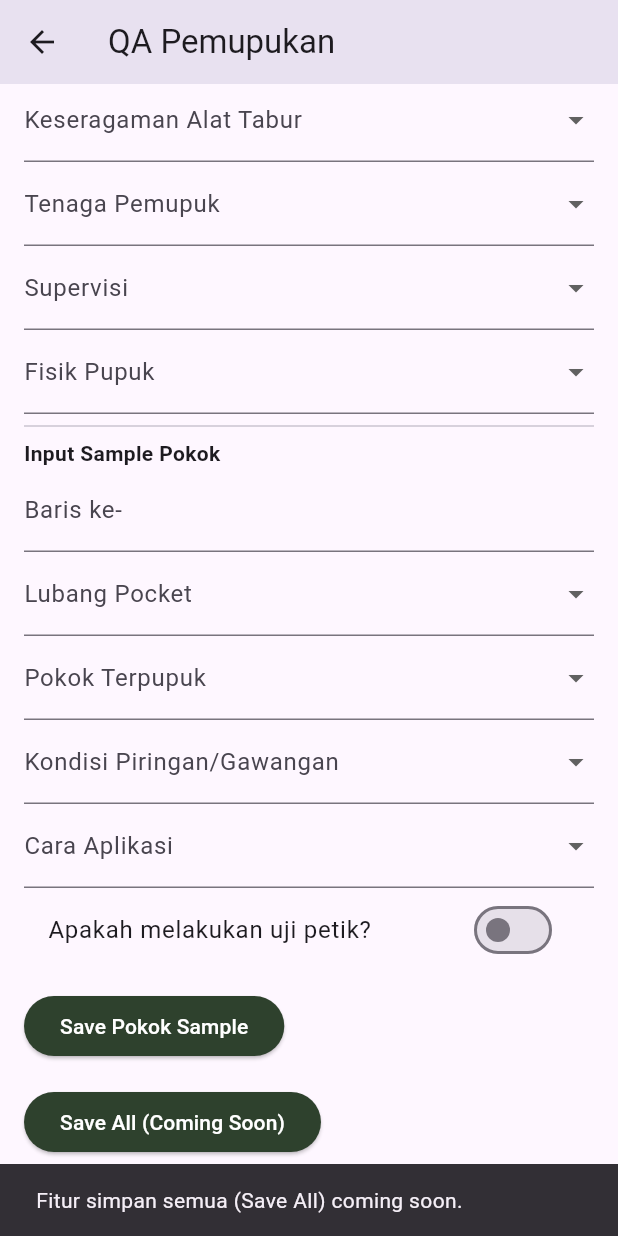
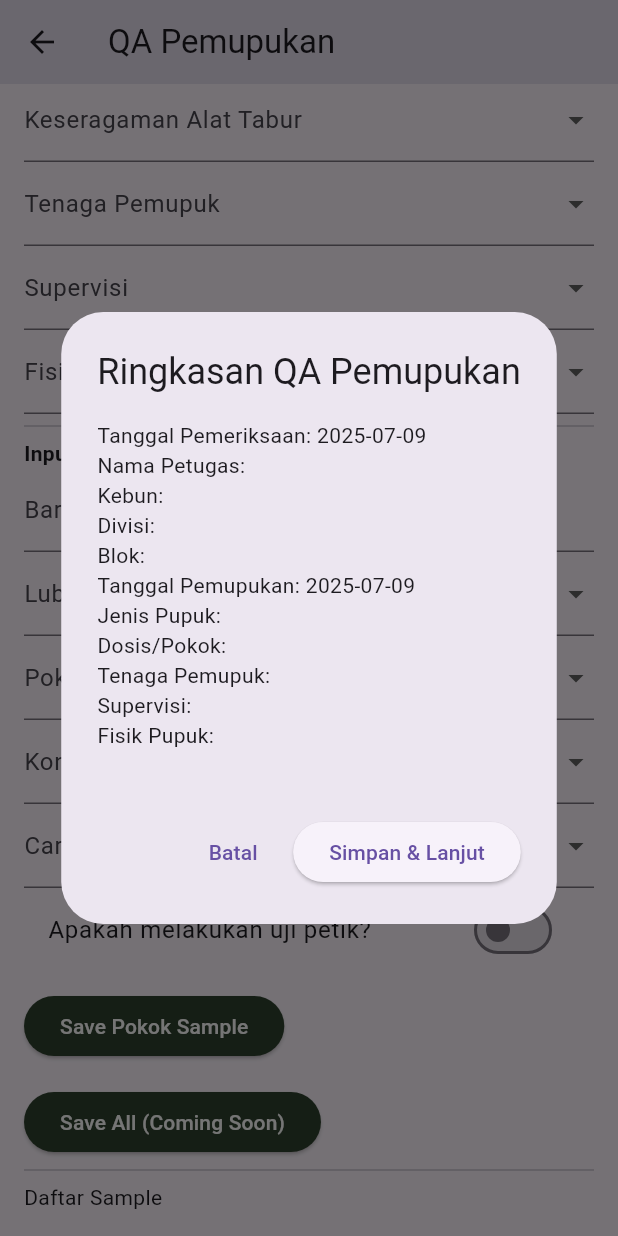
Before and after one commit to mutiaasabrina/QA-Mobile-AGRS, a Flutter app: the QAPemupukanPage screen opened directly, scrolled down 564 dp, after a tap on "Save All (Coming Soon)", on a phone screen of 412 x 824 dp. Run offline on Flutter 3.47's test engine with Material 3 defaults, Android fonts, the phone set to English and light mode, and no system bars; our stand-ins replace sqflite; missing offline and left inert: gsheets; accounts and stored records are empty; project files that could hold a hidden picture were left out.

Commit message:
Button Save All

```diff
--- a/lib/pages/qa_pemupukan_page.dart
+++ b/lib/pages/qa_pemupukan_page.dart
@@ -3,6 +3,7 @@ import 'package:intl/intl.dart';
 import 'package:qa_agronomy/database/qa_database.dart';
 import '../utils/constants.dart';
 import 'menu_page.dart';
+import 'qa_pemupukan_summary.dart';
 
 class QAPemupukanPage extends StatefulWidget {
   const QAPemupukanPage({super.key});
@@ -168,11 +169,81 @@ class _QAPemupukanPageState extends State<QAPemupukanPage> {
 }
 
   void _saveAll() {
-    // Coming Soon: Simpan ke database + pindah ke tracker
-    ScaffoldMessenger.of(context).showSnackBar(
-      const SnackBar(content: Text("Fitur simpan semua (Save All) coming soon.")),
+  // Kelompokkan sample per tenaga tabur
+  final Map<String, List<Map<String, dynamic>>> perTenaga = {};
+  for (final sample in _samples) {
+    final key = sample['tenagaTabur'];
+    perTenaga.putIfAbsent(key, () => []).add(sample);
+  }
+
+  final List<TenagaTaburSummary> tenagaList = perTenaga.entries.map((entry) {
+    final nama = entry.key;
+    final list = entry.value;
+    int countSample = list.length;
+
+    Map<String, int> countBy(String field) {
+      final Map<String, int> count = {};
+      for (final s in list) {
+        final val = s[field] ?? '-';
+        count[val] = (count[val] ?? 0) + 1;
+      }
+      return count;
+    }
+
+    final alatTabur = _alatTaburData.entries.firstWhere((e) => e.key.startsWith(nama)).value;
+
+    return TenagaTaburSummary(
+      nama: nama,
+      jumlahSample: countSample,
+      jumlahAlatTabur: alatTabur['jumlah'],
+      apd: alatTabur['apd'],
+      keseragaman: alatTabur['keseragaman'],
+      pocket: countBy('lubangPocket'),
+      pokokTerpupuk: countBy('pokokTerpupuk'),
+      piringan: countBy('kondisiPiringan'),
+      caraAplikasi: countBy('caraAplikasi'),
+      dosis: countBy('dosisAlatTabur'),
     );
-  }
+  }).toList();
+
+  final summary = QAPemupukanSummary(
+    tanggalPeriksa: _tanggalPeriksa,
+    namaPetugas: _namaPetugasController.text,
+    kebun: selectedKebun ?? '',
+    divisi: selectedDivisi ?? '',
+    blok: selectedBlok ?? '',
+    tanggalPemupukan: _tanggalPemupukan,
+    jenisPupuk: selectedJenisPupuk ?? '',
+    dosis: _dosisController.text,
+    tenagaPemupuk: selectedTenagaPemupuk ?? '',
+    supervisi: selectedSupervisi ?? '',
+    fisikPupuk: selectedFisikPupuk ?? '',
+    tenagaTaburList: tenagaList,
+  );
+
+  final ringkasan = generateRingkasanText(summary);
+
+  showDialog(
+    context: context,
+    builder: (_) => AlertDialog(
+      title: const Text("Ringkasan QA Pemupukan"),
+      content: SingleChildScrollView(child: Text(ringkasan)),
+      actions: [
+        TextButton(
+          onPressed: () => Navigator.pop(context),
+          child: const Text("Batal"),
+        ),
+        ElevatedButton(
+          onPressed: () {
+            Navigator.pop(context);
+            // TODO: Simpan ke DB lokal + pindah ke tracker
+          },
+          child: const Text("Simpan & Lanjut"),
+        ),
+      ],
+),
+);
+}
 
   void _updateDosisSamples(){
     final int jumlah = int.tryParse(_jumlahSampleUjiPetikController.text)??0;
--- /dev/null
+++ b/lib/pages/qa_pemupukan_summary.dart
@@ -0,0 +1,96 @@
+// ignore_for_file: prefer_const_constructors
+
+class TenagaTaburSummary {
+  final String nama;
+  final int jumlahSample;
+  final String jumlahAlatTabur;
+  final String apd;
+  final String keseragaman;
+  final Map<String, int> pocket;
+  final Map<String, int> pokokTerpupuk;
+  final Map<String, int> piringan;
+  final Map<String, int> caraAplikasi;
+  final Map<String, int> dosis;
+
+  TenagaTaburSummary({
+    required this.nama,
+    required this.jumlahSample,
+    required this.jumlahAlatTabur,
+    required this.apd,
+    required this.keseragaman,
+    required this.pocket,
+    required this.pokokTerpupuk,
+    required this.piringan,
+    required this.caraAplikasi,
+    required this.dosis,
+  });
+}
+
+class QAPemupukanSummary {
+  final String tanggalPeriksa;
+  final String namaPetugas;
+  final String kebun;
+  final String divisi;
+  final String blok;
+  final String tanggalPemupukan;
+  final String jenisPupuk;
+  final String dosis;
+  final String tenagaPemupuk;
+  final String supervisi;
+  final String fisikPupuk;
+  final List<TenagaTaburSummary> tenagaTaburList;
+
+  QAPemupukanSummary({
+    required this.tanggalPeriksa,
+    required this.namaPetugas,
+    required this.kebun,
+    required this.divisi,
+    required this.blok,
+    required this.tanggalPemupukan,
+    required this.jenisPupuk,
+    required this.dosis,
+    required this.tenagaPemupuk,
+    required this.supervisi,
+    required this.fisikPupuk,
+    required this.tenagaTaburList,
+  });
+}
+
+String generateRingkasanText(QAPemupukanSummary data) {
+  final buffer = StringBuffer();
+
+  buffer.writeln("Tanggal Pemeriksaan: ${data.tanggalPeriksa}");
+  buffer.writeln("Nama Petugas: ${data.namaPetugas}");
+  buffer.writeln("Kebun: ${data.kebun}");
+  buffer.writeln("Divisi: ${data.divisi}");
+  buffer.writeln("Blok: ${data.blok}");
+  buffer.writeln("Tanggal Pemupukan: ${data.tanggalPemupukan}");
+  buffer.writeln("Jenis Pupuk: ${data.jenisPupuk}");
+  buffer.writeln("Dosis/Pokok: ${data.dosis}");
+  buffer.writeln("Tenaga Pemupuk: ${data.tenagaPemupuk}");
+  buffer.writeln("Supervisi: ${data.supervisi}");
+  buffer.writeln("Fisik Pupuk: ${data.fisikPupuk}");
+
+  for (final t in data.tenagaTaburList) {
+    buffer.writeln("\nTenaga Tabur: ${t.nama}");
+    buffer.writeln("Jumlah Sample: ${t.jumlahSample}");
+    buffer.writeln("Alat Tabur: ${t.jumlahAlatTabur}");
+    buffer.writeln("APD: ${t.apd}");
+    buffer.writeln("Keseragaman: ${t.keseragaman}");
+
+    void addMap(String title, Map<String, int> map) {
+      buffer.writeln("  🔹 $title:");
+      map.forEach((key, value) {
+        buffer.writeln("     - $key: $value");
+      });
+    }
+
+    addMap("Lubang Pocket", t.pocket);
+    addMap("Pokok Terpupuk", t.pokokTerpupuk);
+    addMap("Kondisi Piringan", t.piringan);
+    addMap("Cara Aplikasi", t.caraAplikasi);
+    addMap("Dosis Alat Tabur", t.dosis);
+  }
+
+  return buffer.toString();
+}
```
